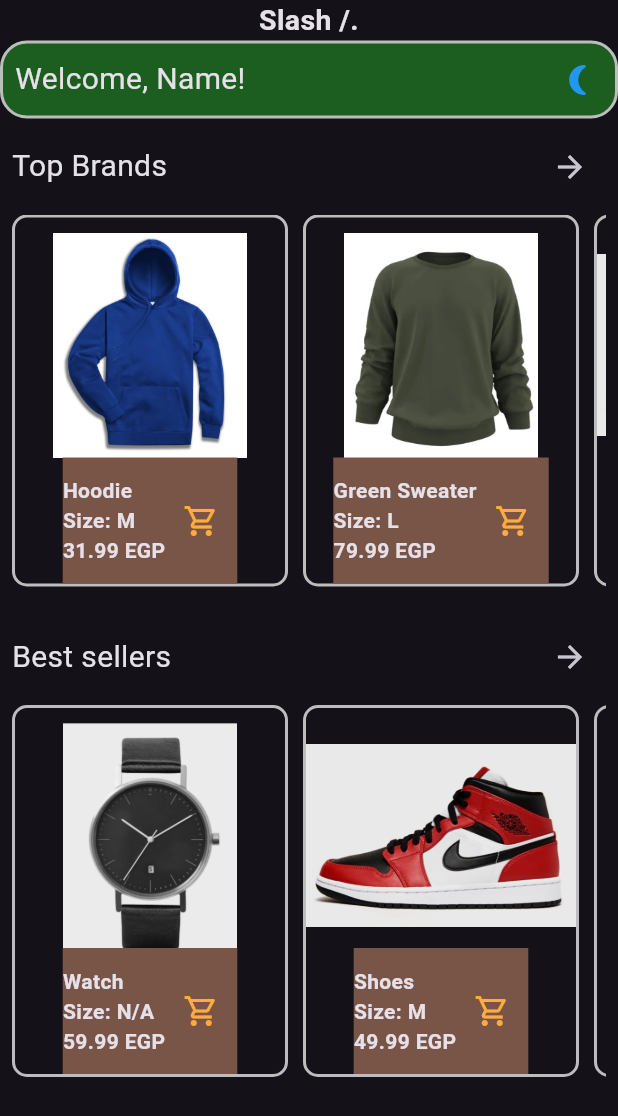
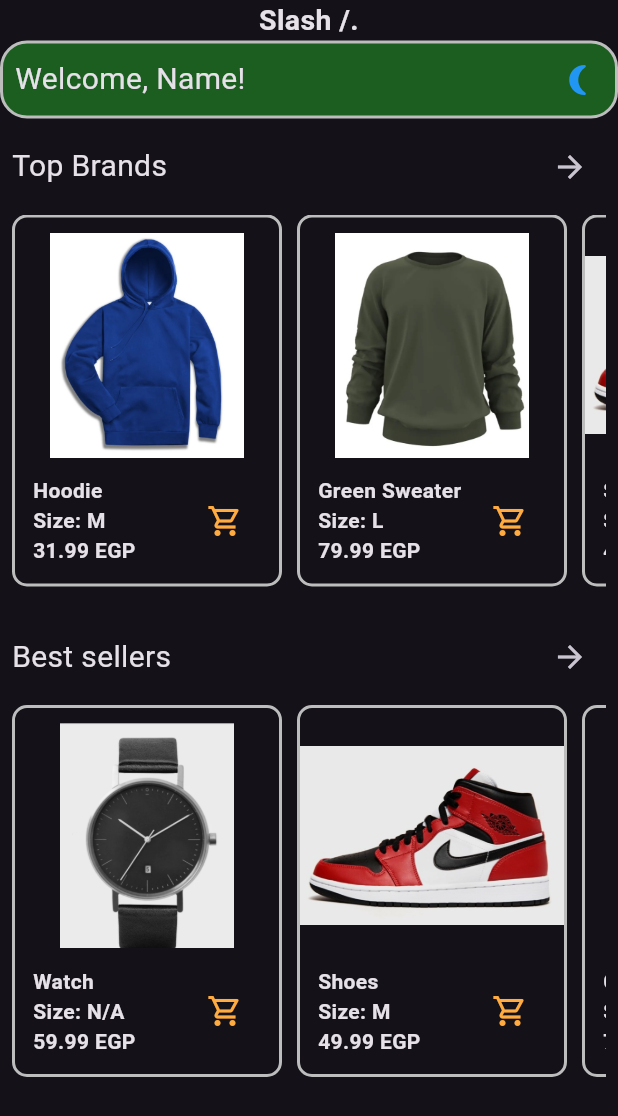
Before and after one commit to Omar073/Bazar, a Flutter app: the HomePage screen opened directly, on a phone screen of 412 x 824 dp. Shown: the top 1116 px of the screen. Run offline on Flutter 3.47's test engine with Material 3 defaults, Android fonts, the phone set to English and light mode, and no system bars; accounts and stored records are empty.

Commit message:
fixed pCard & dark mode improvement

```diff
--- a/lib/CustomWidgets/ProductCard.dart
+++ b/lib/CustomWidgets/ProductCard.dart
@@ -28,6 +28,7 @@ class _ProductCardState extends State<ProductCard> {
 
     return Container(
       // color: Colors.grey[300],
+      width: 180, // TODO: find best sizing later
       decoration: BoxDecoration(
         border: Border.all(
           color: isDarkMode ? Colors.grey.shade400 : Colors.black,
@@ -61,10 +62,8 @@ class _ProductCardState extends State<ProductCard> {
               }
           ),
           // const SizedBox(width: 50, child: Text('', style: TextStyle(fontSize: 1),),),
-          Container(
-            color: Colors.brown,
-            child: Padding(
-              padding: const EdgeInsets.symmetric(vertical: 12.0),
+          Padding(
+            padding: const EdgeInsets.all(12.0),
             child: Row(
               mainAxisAlignment:
                   MainAxisAlignment.spaceBetween, // TODO: adjust spacing
@@ -85,7 +84,6 @@ class _ProductCardState extends State<ProductCard> {
                     ))
               ],
             ),
-            ),
           )
         ],
       ),
--- a/lib/CustomWidgets/PropertySelector.dart
+++ b/lib/CustomWidgets/PropertySelector.dart
@@ -100,8 +100,8 @@ class _PropertySelectorWidgetState extends State<PropertySelectorWidget> {
                   border: Border.all(
                     color: widget.currentVariant.getColorValue() == color
                         ? isDarkMode
-                            ? Colors.white
-                            : Colors.black
+                            ? (getColorFromString(color) == Colors.white)? Colors.grey : Colors.white
+                            : (getColorFromString(color) == Colors.black)? Colors.grey : Colors.black
                         : Colors.grey,
                     width: widget.currentVariant.getColorValue() == color
                         ? 5.0
```
Lines whose indentation alone changed are shown as unchanged.
